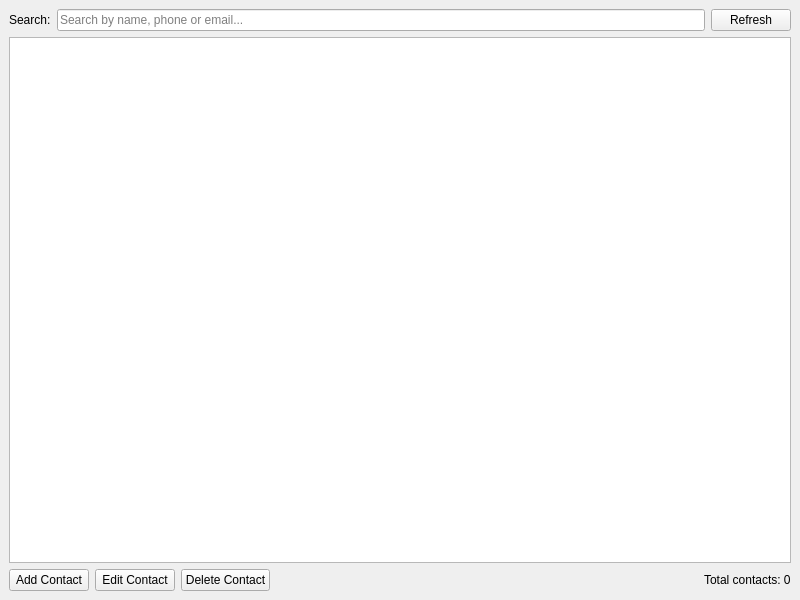
Old version of the form views/mainwindow.ui in the repository 0xReflection/PhoneBook.Application.Qt.
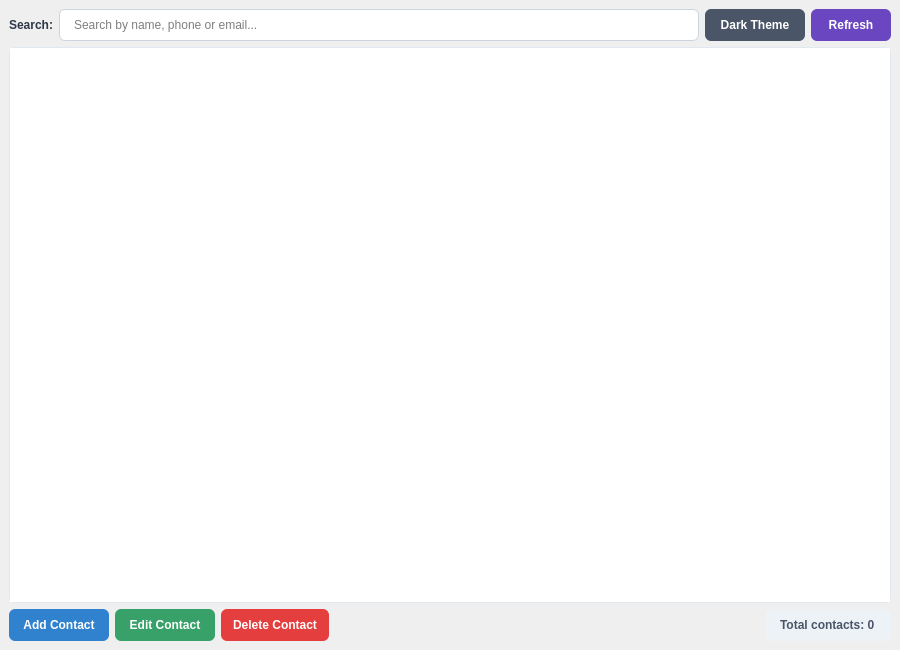
New version of the form.

```diff
--- a/views/mainwindow.ui
+++ b/views/mainwindow.ui
@@ -6,10 +6,16 @@
    <rect>
     <x>0</x>
     <y>0</y>
-    <width>800</width>
-    <height>600</height>
+    <width>900</width>
+    <height>650</height>
    </rect>
   </property>
+  <property name="minimumSize">
+   <size>
+    <width>800</width>
+    <height>550</height>
+   </size>
+  </property>
   <property name="windowTitle">
    <string>PhoneBook</string>
   </property>
@@ -22,6 +28,9 @@
         <property name="text">
          <string>Search:</string>
         </property>
+        <property name="styleSheet">
+         <string notr="true">font-weight: bold; color: #2d3748;</string>
+        </property>
        </widget>
       </item>
       <item>
@@ -29,6 +38,31 @@
         <property name="placeholderText">
          <string>Search by name, phone or email...</string>
         </property>
+        <property name="minimumSize">
+         <size>
+          <width>200</width>
+          <height>32</height>
+         </size>
+        </property>
+        <property name="styleSheet">
+         <string notr="true">border: 1px solid #cbd5e0; border-radius: 6px; padding: 6px 12px;</string>
+        </property>
+       </widget>
+      </item>
+      <item>
+       <widget class="QPushButton" name="themeButton">
+        <property name="text">
+         <string>Dark Theme</string>
+        </property>
+        <property name="minimumSize">
+         <size>
+          <width>100</width>
+          <height>32</height>
+         </size>
+        </property>
+        <property name="styleSheet">
+         <string notr="true">background: #4a5568; color: white; border: none; border-radius: 6px; padding: 6px 12px; font-weight: 600;</string>
+        </property>
        </widget>
       </item>
       <item>
@@ -36,12 +70,25 @@
         <property name="text">
          <string>Refresh</string>
         </property>
+        <property name="minimumSize">
+         <size>
+          <width>80</width>
+          <height>32</height>
+         </size>
+        </property>
+        <property name="styleSheet">
+         <string notr="true">background: #6b46c1; color: white; border: none; border-radius: 6px; padding: 6px 12px; font-weight: 600;</string>
+        </property>
        </widget>
       </item>
      </layout>
     </item>
     <item>
-     <widget class="QTableView" name="contactsTableView"/>
+     <widget class="QTableView" name="contactsTableView">
+      <property name="styleSheet">
+       <string notr="true">border: 1px solid #e2e8f0; border-radius: 6px;</string>
+      </property>
+     </widget>
     </item>
     <item>
      <layout class="QHBoxLayout" name="horizontalLayout_2">
@@ -50,6 +97,15 @@
         <property name="text">
          <string>Add Contact</string>
         </property>
+        <property name="minimumSize">
+         <size>
+          <width>100</width>
+          <height>32</height>
+         </size>
+        </property>
+        <property name="styleSheet">
+         <string notr="true">background: #3182ce; color: white; border: none; border-radius: 6px; padding: 6px 12px; font-weight: 600;</string>
+        </property>
        </widget>
       </item>
       <item>
@@ -57,6 +113,15 @@
         <property name="text">
          <string>Edit Contact</string>
         </property>
+        <property name="minimumSize">
+         <size>
+          <width>100</width>
+          <height>32</height>
+         </size>
+        </property>
+        <property name="styleSheet">
+         <string notr="true">background: #38a169; color: white; border: none; border-radius: 6px; padding: 6px 12px; font-weight: 600;</string>
+        </property>
        </widget>
       </item>
       <item>
@@ -64,6 +129,15 @@
         <property name="text">
          <string>Delete Contact</string>
         </property>
+        <property name="minimumSize">
+         <size>
+          <width>100</width>
+          <height>32</height>
+         </size>
+        </property>
+        <property name="styleSheet">
+         <string notr="true">background: #e53e3e; color: white; border: none; border-radius: 6px; padding: 6px 12px; font-weight: 600;</string>
+        </property>
        </widget>
       </item>
       <item>
@@ -84,6 +158,9 @@
         <property name="text">
          <string>Total contacts: 0</string>
         </property>
+        <property name="styleSheet">
+         <string notr="true">background: #edf2f7; color: #4a5568; border-radius: 6px; padding: 6px 12px; font-weight: 600;</string>
+        </property>
        </widget>
       </item>
      </layout>
```
Left out of the diff: 6 changed lines with no effect on the pictures.
